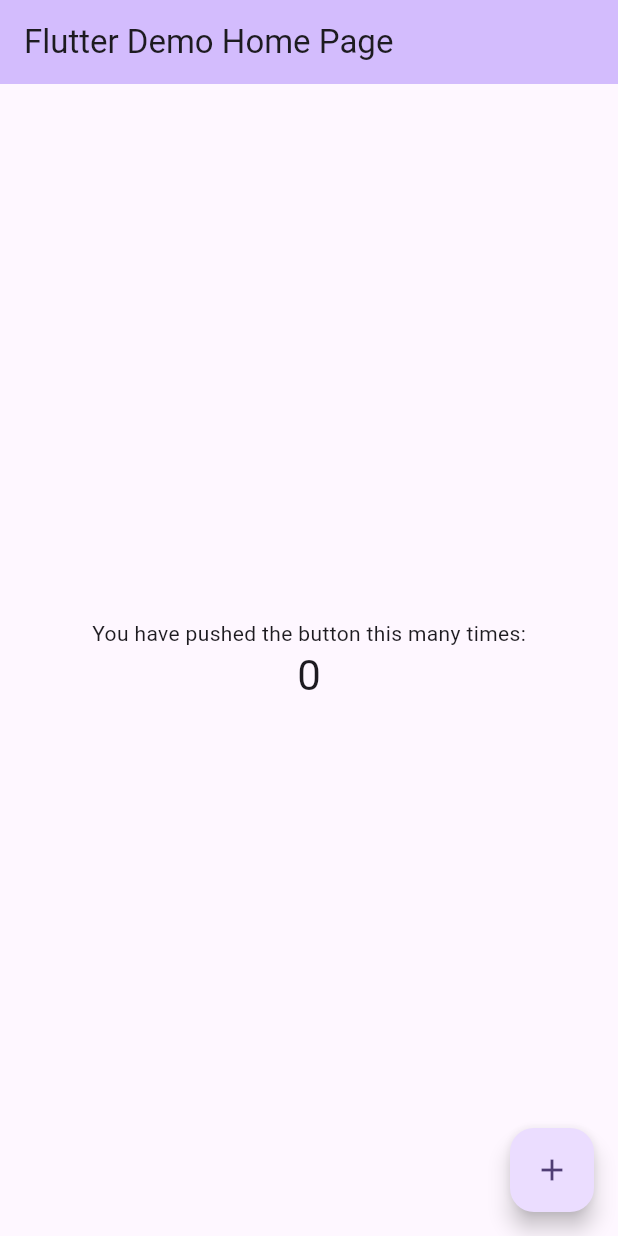
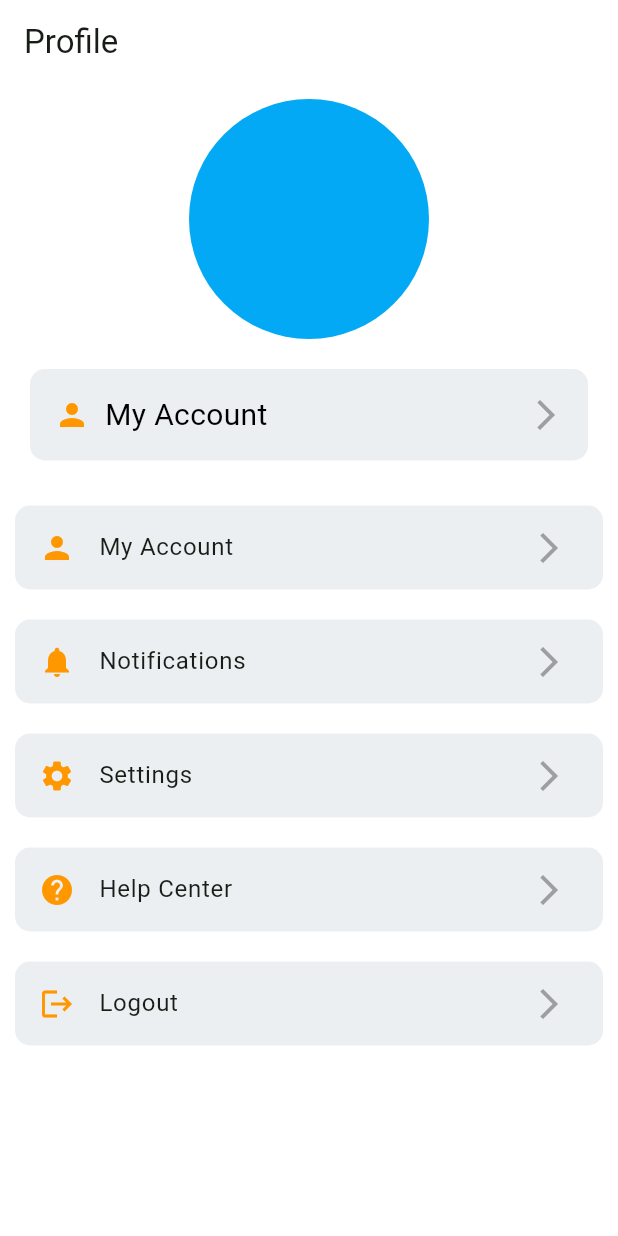
Before and after one commit to xephas-official/study_jam_25, a Flutter app: the screen it shows after launch, on a phone screen of 412 x 824 dp. Run offline on Flutter 3.47's test engine with Material 3 defaults, Android fonts, the phone set to English and light mode, and no system bars.

Commit message:
Add ProfilePage and ProfileTile components; update main app structure and README

```diff
--- a/lib/main.dart
+++ b/lib/main.dart
@@ -1,4 +1,5 @@
 import 'package:flutter/material.dart';
+import 'package:study_jam_25/profile/profile.dart';
 
 void main() {
   runApp(const MyApp());
@@ -7,45 +8,21 @@ void main() {
 class MyApp extends StatelessWidget {
   const MyApp({super.key});
 
-  // This widget is the root of your application.
   @override
   Widget build(BuildContext context) {
     return MaterialApp(
       title: 'Flutter Demo',
       theme: ThemeData(
-        // This is the theme of your application.
-        //
-        // TRY THIS: Try running your application with "flutter run". You'll see
-        // the application has a purple toolbar. Then, without quitting the app,
-        // try changing the seedColor in the colorScheme below to Colors.green
-        // and then invoke "hot reload" (save your changes or press the "hot
-        // reload" button in a Flutter-supported IDE, or press "r" if you used
-        // the command line to start the app).
-        //
-        // Notice that the counter didn't reset back to zero; the application
-        // state is not lost during the reload. To reset the state, use hot
-        // restart instead.
-        //
-        // This works for code too, not just values: Most code changes can be
-        // tested with just a hot reload.
-        colorScheme: ColorScheme.fromSeed(seedColor: Colors.deepPurple),
+        colorScheme: ColorScheme.fromSeed(seedColor: Colors.green),
       ),
-      home: const MyHomePage(title: 'Flutter Demo Home Page'),
+      home: const ProfilePage(),
+      // home: const MyHomePage(title: 'Study Jamz'),
     );
   }
 }
 
 class MyHomePage extends StatefulWidget {
   const MyHomePage({super.key, required this.title});
-
-  // This widget is the home page of your application. It is stateful, meaning
-  // that it has a State object (defined below) that contains fields that affect
-  // how it looks.
-
-  // This class is the configuration for the state. It holds the values (in this
-  // case the title) provided by the parent (in this case the App widget) and
-  // used by the build method of the State. Fields in a Widget subclass are
-  // always marked "final".
 
   final String title;
 
@@ -58,56 +35,30 @@ class _MyHomePageState extends State<MyHomePage> {
 
   void _incrementCounter() {
     setState(() {
-      // This call to setState tells the Flutter framework that something has
-      // changed in this State, which causes it to rerun the build method below
-      // so that the display can reflect the updated values. If we changed
-      // _counter without calling setState(), then the build method would not be
-      // called again, and so nothing would appear to happen.
       _counter++;
     });
   }
 
   @override
   Widget build(BuildContext context) {
-    // This method is rerun every time setState is called, for instance as done
-    // by the _incrementCounter method above.
-    //
-    // The Flutter framework has been optimized to make rerunning build methods
-    // fast, so that you can just rebuild anything that needs updating rather
-    // than having to individually change instances of widgets.
     return Scaffold(
       appBar: AppBar(
-        // TRY THIS: Try changing the color here to a specific color (to
-        // Colors.amber, perhaps?) and trigger a hot reload to see the AppBar
-        // change color while the other colors stay the same.
         backgroundColor: Theme.of(context).colorScheme.inversePrimary,
-        // Here we take the value from the MyHomePage object that was created by
-        // the App.build method, and use it to set our appbar title.
+
         title: Text(widget.title),
       ),
       body: Center(
-        // Center is a layout widget. It takes a single child and positions it
-        // in the middle of the parent.
         child: Column(
-          // Column is also a layout widget. It takes a list of children and
-          // arranges them vertically. By default, it sizes itself to fit its
-          // children horizontally, and tries to be as tall as its parent.
-          //
-          // Column has various properties to control how it sizes itself and
-          // how it positions its children. Here we use mainAxisAlignment to
-          // center the children vertically; the main axis here is the vertical
-          // axis because Columns are vertical (the cross axis would be
-          // horizontal).
-          //
-          // TRY THIS: Invoke "debug painting" (choose the "Toggle Debug Paint"
-          // action in the IDE, or press "p" in the console), to see the
-          // wireframe for each widget.
           mainAxisAlignment: MainAxisAlignment.center,
           children: <Widget>[
             const Text('You have pushed the button this many times:'),
             Text(
               '$_counter',
               style: Theme.of(context).textTheme.headlineMedium,
+            ),
+            Text(
+              'Helo Flutter',
+              style: TextStyle(fontSize: 20, color: Colors.green),
             ),
           ],
         ),
@@ -116,7 +67,7 @@ class _MyHomePageState extends State<MyHomePage> {
         onPressed: _incrementCounter,
         tooltip: 'Increment',
         child: const Icon(Icons.add),
-      ), // This trailing comma makes auto-formatting nicer for build methods.
+      ),
     );
   }
 }
--- /dev/null
+++ b/lib/profile/profile.dart
@@ -0,0 +1,60 @@
+import 'package:flutter/material.dart';
+import 'package:study_jam_25/profile/profile_tile.dart';
+
+class ProfilePage extends StatelessWidget {
+  const ProfilePage({super.key});
+
+  @override
+  Widget build(BuildContext context) {
+    return Scaffold(
+      backgroundColor: Colors.white,
+      appBar: AppBar(
+        title: const Text('Profile'),
+        backgroundColor: Colors.white,
+      ),
+
+      body: Column(
+        children: [
+          SizedBox(height: 10),
+          //
+          Center(
+            child: CircleAvatar(backgroundColor: Colors.lightBlue, radius: 80),
+          ),
+
+          // row with an icon, text and trailing
+          Container(
+            margin: EdgeInsets.all(20),
+            padding: EdgeInsets.all(16),
+            decoration: BoxDecoration(
+              color: Colors.blueGrey[50],
+              borderRadius: BorderRadius.circular(10),
+            ),
+            child: Row(
+              children: [
+                Icon(Icons.person, color: Colors.orange),
+                SizedBox(width: 10),
+                //
+                Expanded(
+                  child: Text(
+                    'My Account',
+                    style: TextStyle(fontSize: 20, color: Colors.black),
+                  ),
+                ),
+
+                Icon(Icons.arrow_forward_ios, color: Colors.grey),
+              ],
+            ),
+          ),
+
+          // using list tile for the same
+          ProfileTile(icon: Icons.person, label: 'My Account'),
+          // notifications, settings, help center, logout
+          ProfileTile(icon: Icons.notifications, label: 'Notifications'),
+          ProfileTile(icon: Icons.settings, label: 'Settings'),
+          ProfileTile(icon: Icons.help, label: 'Help Center'),
+          ProfileTile(icon: Icons.logout, label: 'Logout'),
+        ],
+      ),
+    );
+  }
+}
--- /dev/null
+++ b/lib/profile/profile_tile.dart
@@ -0,0 +1,26 @@
+
+import 'package:flutter/material.dart';
+
+class ProfileTile extends StatelessWidget {
+  const ProfileTile({super.key, required this.icon, required this.label});
+
+  // icon
+  final IconData icon;
+
+  // label
+  final String label;
+
+  @override
+  Widget build(BuildContext context) {
+    return Padding(
+      padding: const EdgeInsets.all(10),
+      child: ListTile(
+        shape: RoundedRectangleBorder(borderRadius: BorderRadius.circular(10)),
+        tileColor: Colors.blueGrey[50],
+        leading: Icon(icon, color: Colors.orange),
+        title: Text(label),
+        trailing: Icon(Icons.arrow_forward_ios, color: Colors.grey),
+      ),
+    );
+  }
+}
```
Also changed, not shown: 1 other file.
